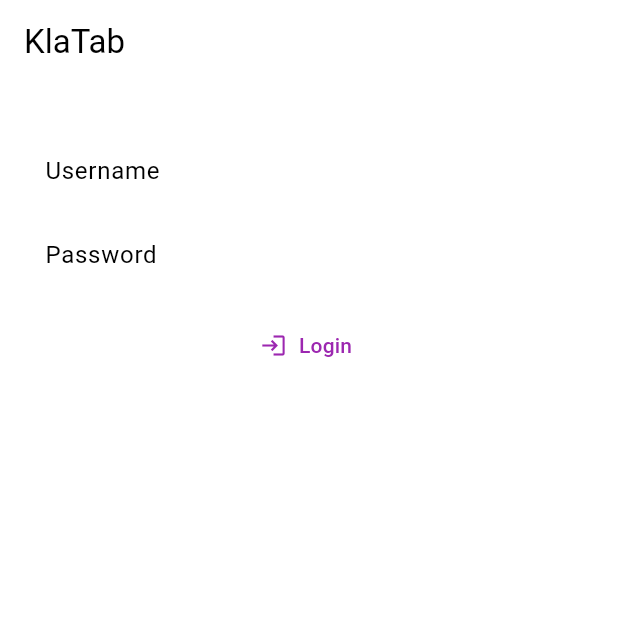
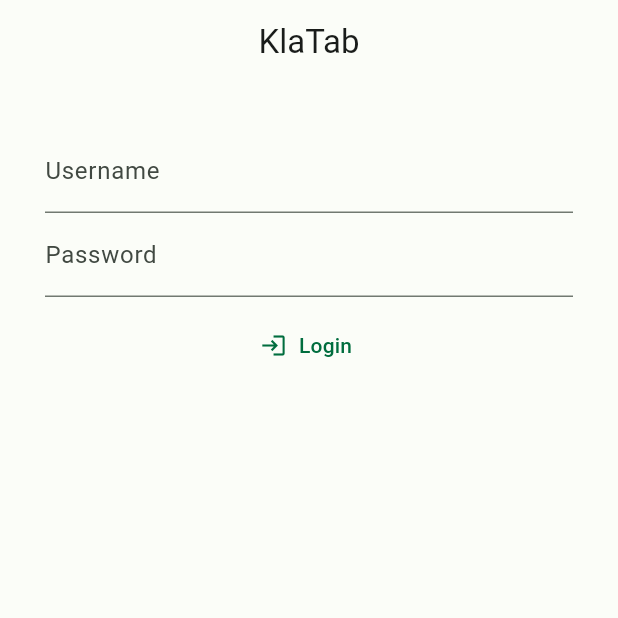
Before and after one commit to Erebur/KlaTab, a Flutter app: the screen it shows after launch, after a tap on "Login", on a phone screen of 412 x 824 dp, the top half of it. Run offline on Flutter 3.47's test engine with Material 2 defaults, Android fonts, the phone set to English and light mode, and no system bars; drawn by our look-alikes of dynamic_color; our stand-ins replace fluttertoast, hive_flutter; accounts and stored records are empty; network calls fail; statements that could not run were skipped.

Commit message:
added errors, fixed errors, added material you color shemes

```diff
--- a/lib/exams.dart
+++ b/lib/exams.dart
@@ -1,5 +1,6 @@
 import 'dart:convert';
 
+import 'package:flutter/foundation.dart';
 import 'package:http/http.dart' as http;
 import 'package:klatab/main.dart';
 
@@ -11,7 +12,13 @@
         "authorization": "Basic $token",
         "content-type": "application/json"
       });
-  print(jsonDecode(response.body));
-  print(token);
-  return jsonDecode(response.body);
+  try {
+    if (kDebugMode) {
+      print(jsonDecode(response.body));
+      print(token);
+    }
+    return jsonDecode(response.body);
+  } catch (e) {
+    return [];
+  }
 }
--- a/lib/main.dart
+++ b/lib/main.dart
@@ -1,25 +1,16 @@
 import 'dart:convert';
-import 'package:flutter/foundation.dart';
 import 'package:fluttertoast/fluttertoast.dart';
 import 'package:hive_flutter/hive_flutter.dart';
 import 'package:http/http.dart' as http;
 import 'package:dynamic_color/dynamic_color.dart';
 import 'package:flutter/material.dart';
 import 'package:flutter/services.dart';
+import 'package:klatab/color_schemes.g.dart';
 import 'package:klatab/exams.dart';
 import 'package:klatab/timetable.dart';
 
-var _defaultLightColorScheme = ColorScheme.fromSwatch(
-  primarySwatch: Colors.purple,
-  accentColor: Colors.purple,
-  backgroundColor: Colors.white,
-  brightness: Brightness.light,
-);
-var _defaultDarkColorScheme = ColorScheme.fromSwatch(
-    primarySwatch: Colors.purple,
-    accentColor: Colors.purple,
-    backgroundColor: Colors.black,
-    brightness: Brightness.dark);
+const _lightColorScheme = lightColorScheme_green;
+const _darkColorScheme = darkColorScheme_green;
 
 String? token;
 bool loggedIn = false;
@@ -27,21 +18,14 @@
 List exams = [];
 
 Future<void> main() async {
-  await initData();
-  runApp(const MyApp());
-}
-
-Future<void> initWebData() async {
-  timetable = await loadTimeTable();
-  exams = await loadExams();
-}
-
-Future<void> initData() async {
   await Hive.initFlutter();
   await Hive.openBox("myBox");
   token = Hive.box('myBox').get('token');
   loggedIn = token != null;
-  if (loggedIn) initWebData();
+  timetable = await loadTimeTable();
+  exams = await loadExams();
+
+  runApp(const MyApp());
 }
 
 class MyApp extends StatelessWidget {
@@ -63,14 +47,14 @@
         title: 'KlaTab',
         debugShowCheckedModeBanner: false,
         theme: ThemeData(
-            colorScheme: lightColorScheme ?? _defaultLightColorScheme,
+            colorScheme: lightColorScheme ?? _lightColorScheme,
             useMaterial3: true,
             scaffoldBackgroundColor: Colors.transparent),
         darkTheme: ThemeData(
-            colorScheme: darkColorScheme ?? _defaultDarkColorScheme,
+            colorScheme: darkColorScheme ?? _darkColorScheme,
             useMaterial3: true,
             scaffoldBackgroundColor: Colors.transparent),
-        themeMode: ThemeMode.system,
+        themeMode: ThemeMode.light,
         home: const MainPage(title: 'KlaTab'),
       );
     });
@@ -133,14 +117,6 @@
                                 "password": password
                               }));
 
-                          if (jsonDecode(post.body)["token"] != null) {
-                            var box = Hive.box('myBox');
-                            box.put('token', jsonDecode(post.body)["token"]);
-                            initWebData();
-                            setState(() {
-                              loggedIn = true;
-                            });
-                          }
                           Fluttertoast.showToast(
                               msg: jsonDecode(post.body)["token"] != null
                                   ? "Logged in"
@@ -148,9 +124,16 @@
                               toastLength: Toast.LENGTH_SHORT,
                               gravity: ToastGravity.BOTTOM,
                               timeInSecForIosWeb: 1,
-                              // backgroundColor:
-                              //     Theme.of(context).colorScheme.background,
                               fontSize: 14.0);
+                          if (jsonDecode(post.body)["token"] != null) {
+                            var box = Hive.box('myBox');
+                            box.put('token', jsonDecode(post.body)["token"]);
+                            setState(() async {
+                              timetable = await loadTimeTable();
+                              exams = await loadExams();
+                              loggedIn = true;
+                            });
+                          }
                         },
                         label: const Text('Login'),
                         icon: const Icon(Icons.login_outlined)),
@@ -160,8 +143,11 @@
             ),
           ),
           appBar: AppBar(
-            title: Text(widget.title),
-          ),
+              title: Text(widget.title),
+              backgroundColor: Theme.of(context).colorScheme.background,
+              bottomOpacity: 0,
+              centerTitle: true,
+              scrolledUnderElevation: 3),
           backgroundColor: Theme.of(context).colorScheme.background);
     }
     return Scaffold(
@@ -325,6 +311,8 @@
 class _Page_PruefeungstermineState extends State<Page_Pruefeungstermine> {
   @override
   Widget build(BuildContext context) => Scaffold(
-        body: Row(children: []),
+        body: SingleChildScrollView(
+            scrollDirection: Axis.vertical,
+            child: Column(children: exams.map((e) => Text("$e\n")).toList())),
       );
 }
--- a/lib/timetable.dart
+++ b/lib/timetable.dart
@@ -1,5 +1,7 @@
 import 'dart:convert';
 
+import 'package:flutter/foundation.dart';
+import 'package:fluttertoast/fluttertoast.dart';
 import 'package:http/http.dart' as http;
 import 'package:klatab/main.dart';
 
@@ -13,11 +15,36 @@
       });
   var timetable = [[], [], [], [], [], [], [], [], [], [], []];
   var days = ["montag", "dienstag", "mittwoch", "donnerstag", "freitag"];
-  print(token);
-  var week = jsonDecode(response.body);
+
+  Map week = {
+    "montag": [],
+    "dienstag": [],
+    "mittwoch": [],
+    "donnerstag": [],
+    "freitag": []
+  };
+
+  try {
+    week = jsonDecode(response.body);
+    if (kDebugMode) {
+      print(jsonDecode(response.body));
+      print(token);
+    }
+  } catch (e) {
+    if (token != null) {
+      Fluttertoast.showToast(
+          msg: "not able to load Timetable",
+          toastLength: Toast.LENGTH_SHORT,
+          gravity: ToastGravity.BOTTOM,
+          timeInSecForIosWeb: 1,
+          // backgroundColor:
+          //     Theme.of(context).colorScheme.background,
+          fontSize: 14.0);
+    }
+  }
 
   for (var i = 0; i < 5; i++) {
-    List day = week[days[i]];
+    List? day = week[days[i]];
     int hour = 0;
     for (var ii = 0; ii < 11; ii++) {
       Map currentHour = {
@@ -33,9 +60,7 @@
         "raumId": ""
       };
 
-      if (day.isNotEmpty &&
-          day.length > hour &&
-          day[hour]["stunde"] == ii + 1) {
+      if (day != null && day.length > hour && day[hour]["stunde"] == ii + 1) {
         currentHour = day[hour];
 
         if (currentHour["gruppe"] != 0 && day.length > hour + 1) {
@@ -56,7 +81,7 @@
       if (currentHour["gruppe"] != 0) {
         hour++;
       }
-      if (day.length > hour && day[hour]["stunde"] == ii + 1) {
+      if (day != null && day.length > hour && day[hour]["stunde"] == ii + 1) {
         hour++;
       }
     }
```
Also changed, not shown: lib/color_schemes.g.dart (added).
